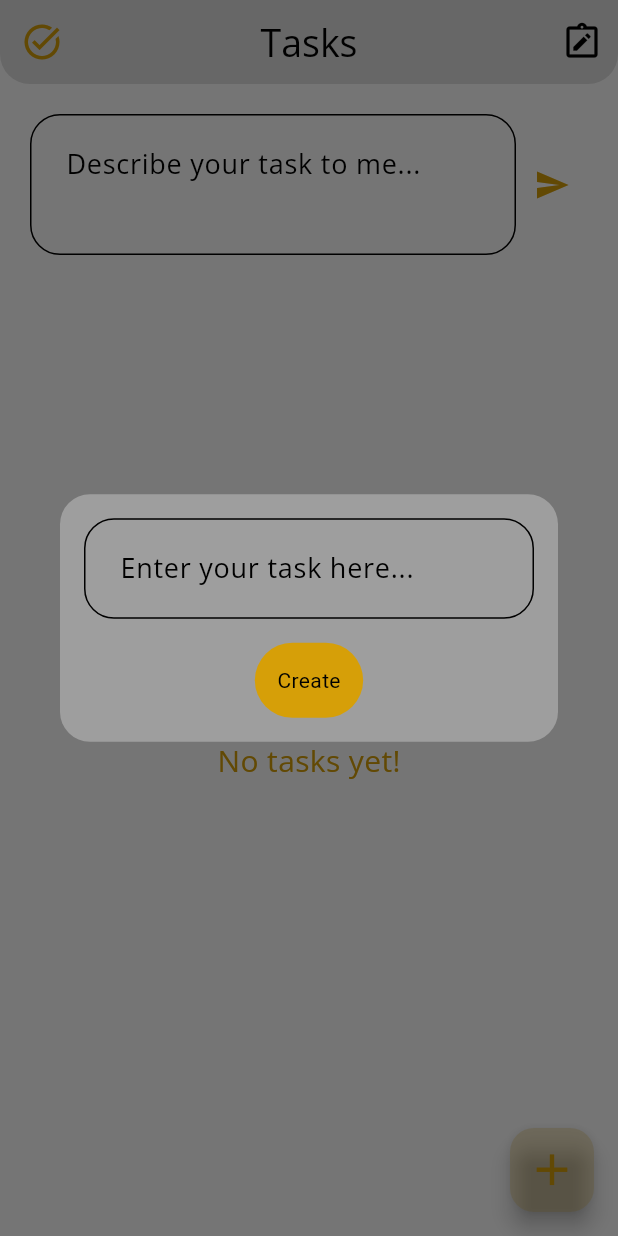
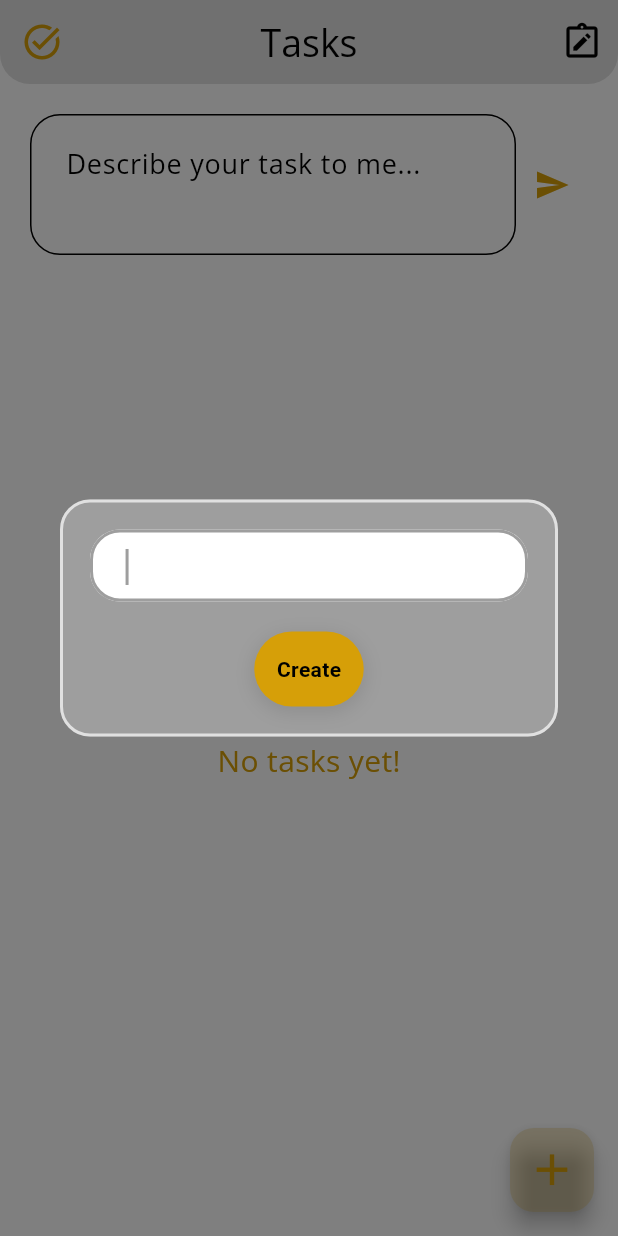
Before and after one commit to PrAsAnNaRePo/GroqNotes, a Flutter app: the TaskPage screen opened directly, after a tap on the "add" icon, on a phone screen of 412 x 824 dp. Run offline on Flutter 3.47's test engine with Material 3 defaults, Android fonts, the phone set to English and light mode, and no system bars; our stand-ins replace flutter_dotenv, flutter_slidable, google_fonts, isar, popover, shimmer; accounts and stored records are empty; generated files the repository leaves out were written again.

Commit message:
improved code

```diff
--- a/lib/components/notes_card.dart
+++ b/lib/components/notes_card.dart
@@ -1,6 +1,4 @@
-import 'package:flutter/cupertino.dart';
 import 'package:flutter/material.dart';
-import 'package:flutter/widgets.dart';
 import 'package:groq_some_notes/utils/convert_int_mon_to_string.dart';
 
 class NotesCard extends StatelessWidget {
--- a/lib/components/task_card.dart
+++ b/lib/components/task_card.dart
@@ -22,6 +22,7 @@ class _TaskCardState extends State<TaskCard> {
       padding: const EdgeInsets.only(left: 10, right: 10, bottom: 15),
       child: Slidable(
         endActionPane: ActionPane(
+          extentRatio: 0.4,
           motion: const ScrollMotion(),
           children: [
             SlidableAction(
@@ -65,8 +66,8 @@ class _TaskCardState extends State<TaskCard> {
               },
             ),
             title: Text(
-              widget.task.taskList.length > 27
-                  ? "${widget.task.taskList.substring(0, 23)}..."
+              widget.task.taskList.length > 35
+                  ? "${widget.task.taskList.substring(0, 35)}..."
                   : widget.task.taskList,
               style: isCompleted
                   ? TextStyle(
--- a/lib/pages/create_note.dart
+++ b/lib/pages/create_note.dart
@@ -1,6 +1,4 @@
-import 'package:flutter/cupertino.dart';
 import 'package:flutter/material.dart';
-import 'package:flutter/widgets.dart';
 import 'package:google_fonts/google_fonts.dart';
 import 'package:groq_some_notes/database/groq_tasks.dart';
 import 'package:groq_some_notes/utils/get_llm_response.dart';
@@ -51,11 +49,11 @@ class _CreateNotesState extends State<CreateNotes> {
                     child: Column(
                       children: [
                         Padding(
-                          padding: EdgeInsets.all(10),
+                          padding: const EdgeInsets.all(10),
                           child: Row(
                             mainAxisAlignment: MainAxisAlignment.spaceBetween,
                             children: [
-                              Text("What to do with the text?"),
+                              const Text("What to do with the text?"),
                               GestureDetector(
                                 onTap: () {
                                   setState(() {
--- a/lib/pages/notes.dart
+++ b/lib/pages/notes.dart
@@ -62,7 +62,7 @@ class _NotesPageState extends State<NotesPage> {
                 context,
                 MaterialPageRoute(
                   builder: (context) {
-                    return TaskPage();
+                    return const TaskPage();
                   },
                 ),
               );
--- a/lib/pages/tasks.dart
+++ b/lib/pages/tasks.dart
@@ -15,7 +15,8 @@ class TaskPage extends StatefulWidget {
   State<TaskPage> createState() => _TaskPageState();
 }
 
-class _TaskPageState extends State<TaskPage> {
+class _TaskPageState extends State<TaskPage>
+    with SingleTickerProviderStateMixin {
   final TextEditingController aiTaskController = TextEditingController();
   final TextEditingController manualTaskController = TextEditingController();
   Future<String>? _futureResponse;
@@ -78,57 +79,101 @@ class _TaskPageState extends State<TaskPage> {
         backgroundColor:
             Theme.of(context).colorScheme.secondary.withOpacity(0.2),
         onPressed: () {
-          showDialog(
+          showGeneralDialog(
             context: context,
-            builder: (context) {
-              return Dialog(
+            pageBuilder: (context, animation, secondaryAnimation) {
+              return ScaleTransition(
+                scale: CurvedAnimation(
+                  parent: animation,
+                  curve: Curves
+                      .elasticInOut, // This curve provides a spring-like effect
+                  reverseCurve: Curves.easeOutCubic,
+                ),
+                child: Dialog(
                   backgroundColor: Theme.of(context).colorScheme.primary,
                   shape: RoundedRectangleBorder(
-                    borderRadius: BorderRadius.circular(20)),
+                    borderRadius: BorderRadius.circular(20),
+                    side: BorderSide(
+                        color: Theme.of(context).colorScheme.background,
+                        width: 2),
+                  ),
+                  elevation: 10,
                   child: Container(
-                  padding: const EdgeInsets.all(16),
+                    padding: const EdgeInsets.all(20),
                     child: Column(
                       mainAxisSize:
                           MainAxisSize.min, // To keep the dialog compact
                       children: [
                         TextField(
+                          autofocus: true,
                           maxLines: 1,
                           controller: manualTaskController,
                           decoration: InputDecoration(
                             hintText: "Enter your task here...",
-                          hintStyle: GoogleFonts.openSans(fontSize: 18),
+                            hintStyle: TextStyle(
+                              fontSize: 18,
+                              fontWeight: FontWeight.w500,
+                              color: Theme.of(context).colorScheme.onPrimary,
+                            ),
                             border: OutlineInputBorder(
                               borderRadius: BorderRadius.circular(20),
+                              borderSide: BorderSide(
+                                  color:
+                                      Theme.of(context).colorScheme.secondary),
                             ),
-                          contentPadding: const EdgeInsets.all(20),
+                            filled: true,
+                            fillColor: Theme.of(context).colorScheme.surface,
+                            contentPadding: const EdgeInsets.symmetric(
+                                horizontal: 20, vertical: 10),
                           ),
                         ),
                         const SizedBox(
-                          height: 16), // Space between text field and button
+                            height: 20), // Space between text field and button
                         InkWell(
                           onTap: () {
                             if (manualTaskController.text.isNotEmpty) {
                               context
                                   .read<GroqTasksDatabase>()
                                   .addTask(manualTaskController.text);
+                              manualTaskController.clear();
+                              FocusScope.of(context).unfocus();
                               Navigator.pop(context);
                             }
-                          return;
                           },
-                        child: Container(
-                          padding: const EdgeInsets.all(15.0),
+                          child: Ink(
                             decoration: BoxDecoration(
                               color: Theme.of(context).colorScheme.secondary,
                               borderRadius: BorderRadius.circular(25),
+                              boxShadow: [
+                                BoxShadow(
+                                  color: Colors.black.withOpacity(0.1),
+                                  spreadRadius: 1,
+                                  blurRadius: 10,
+                                  offset: const Offset(0, 3),
                                 ),
-                          child: const Text("Create"),
+                              ],
+                            ),
+                            padding: const EdgeInsets.all(15.0),
+                            child: Text(
+                              "Create",
+                              style: TextStyle(
+                                color:
+                                    Theme.of(context).colorScheme.onSecondary,
+                                fontWeight: FontWeight.bold,
+                              ),
+                            ),
                           ),
                         ),
                       ],
                     ),
                   ),
+                ),
               );
             },
+            transitionDuration:
+                const Duration(milliseconds: 500), // Duration of the transition
+            barrierDismissible: true,
+            barrierLabel: 'Dismiss',
           );
         },
         child: Icon(
@@ -166,6 +211,8 @@ class _TaskPageState extends State<TaskPage> {
                     onPressed: () {
                       if (aiTaskController.text.isNotEmpty) {
                         setState(() {
+                          aiTaskController.clear();
+                          FocusScope.of(context).unfocus();
                           _futureResponse = getTasksList(
                               "Create a task list for:\n${aiTaskController.text}");
                         });
@@ -174,7 +221,8 @@ class _TaskPageState extends State<TaskPage> {
                     icon: Icon(
                       Icons.send,
                       color: Theme.of(context).colorScheme.secondary,
-                      ))
+                    ),
+                  ),
                 ],
               ),
             ),
@@ -215,7 +263,7 @@ class _TaskPageState extends State<TaskPage> {
                 context.read<GroqTasksDatabase>().fetchTasks();
                 return currentTasks.isNotEmpty
                     ? ListView.builder(
-                        padding: EdgeInsets.all(5),
+                        padding: const EdgeInsets.all(5),
                         itemCount: currentTasks.length,
                         itemBuilder: (context, index) {
                           return TaskCard(
--- a/lib/theme/dark_mode.dart
+++ b/lib/theme/dark_mode.dart
@@ -4,6 +4,6 @@ ThemeData darkMode = ThemeData(
   colorScheme: ColorScheme.dark(
       background: Colors.black,
       primary: Colors.grey.shade900,
-      secondary: Color.fromARGB(255, 214, 159, 8),
+      secondary: const Color.fromARGB(255, 214, 159, 8),
       inversePrimary: Colors.white),
 );
--- a/lib/theme/light_mode.dart
+++ b/lib/theme/light_mode.dart
@@ -4,6 +4,6 @@ ThemeData lightMode = ThemeData(
   colorScheme: ColorScheme.light(
       background: Colors.grey.shade300,
       primary: Colors.grey.shade500,
-      secondary: Color.fromARGB(255, 214, 159, 8),
+      secondary: const Color.fromARGB(255, 214, 159, 8),
       inversePrimary: Colors.black),
 );
--- a/lib/utils/get_llm_response.dart
+++ b/lib/utils/get_llm_response.dart
@@ -17,7 +17,7 @@ Future<String> getResponse(String query) async {
     },
     body: jsonEncode(
       {
-        "model": "llama3-8b-8192",
+        "model": "llama3-70b-8192",
         "messages": [
           {
             "role": "system",
--- a/lib/utils/get_tasks_list.dart
+++ b/lib/utils/get_tasks_list.dart
@@ -17,7 +17,7 @@ Future<String> getTasksList(String query) async {
     },
     body: jsonEncode(
       {
-        "model": "llama3-8b-8192",
+        "model": "llama3-70b-8192",
         "messages": [
           {
             "role": "system",
```
Lines whose indentation alone changed are shown as unchanged.
